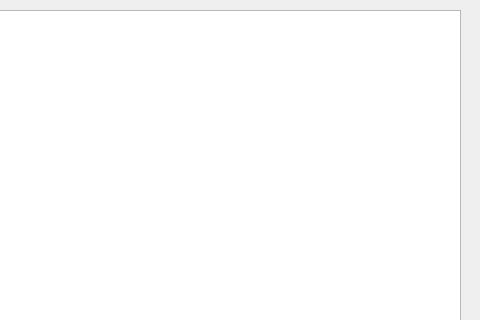
The window that juego/archivo h nivel_1/Nivel_1clases/Nivel_1/mainwindow.ui (juand-cardenas/proyecto_final_2) describes before a commit, drawn with Qt 5; both pictures show x 320 to 800 and y 0 to 320 of the 800 by 600 pixel window.
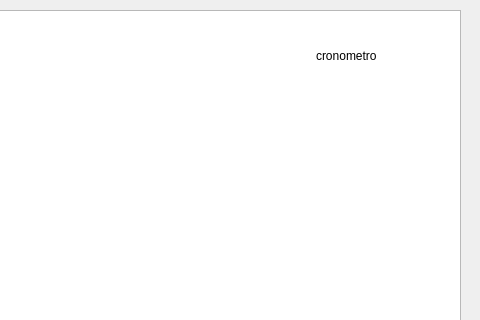
The same window after the commit.

The edit to the form file:
```diff
--- a/juego/archivo h nivel_1/Nivel_1clases/Nivel_1/mainwindow.ui
+++ b/juego/archivo h nivel_1/Nivel_1clases/Nivel_1/mainwindow.ui
@@ -24,6 +24,19 @@
      </rect>
     </property>
    </widget>
+   <widget class="QLabel" name="Cronometro">
+    <property name="geometry">
+     <rect>
+      <x>636</x>
+      <y>30</y>
+      <width>111</width>
+      <height>51</height>
+     </rect>
+    </property>
+    <property name="text">
+     <string>cronometro</string>
+    </property>
+   </widget>
   </widget>
   <widget class="QStatusBar" name="statusbar"/>
  </widget>
```
